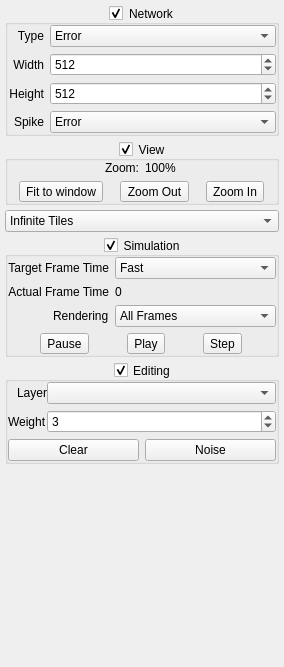
Old version of the form Neuron/ToolBox.ui in the repository Skwint/Neuron.
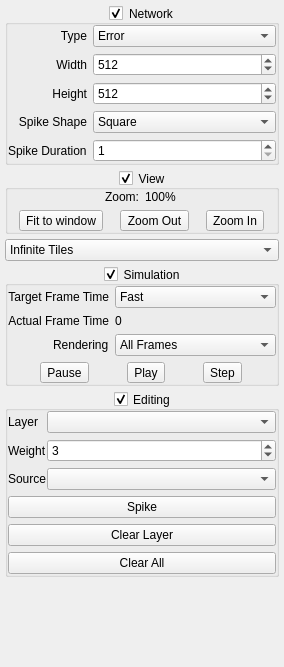
New version of the form. Icons and pictures are not drawn.

Commit message: Add some editing tools to inject predefined bitmaps of spikes.

```diff
--- a/Neuron/ToolBox.ui
+++ b/Neuron/ToolBox.ui
@@ -19,7 +19,7 @@
   <property name="minimumSize">
    <size>
     <width>284</width>
-    <height>498</height>
+    <height>551</height>
    </size>
   </property>
   <property name="features">
@@ -172,7 +172,7 @@
             <item row="3" column="0">
              <widget class="QLabel" name="label_6">
               <property name="text">
-               <string>Spike</string>
+               <string>Spike Shape</string>
               </property>
               <property name="alignment">
                <set>Qt::AlignRight|Qt::AlignTrailing|Qt::AlignVCenter</set>
@@ -186,9 +186,39 @@
               </property>
               <item>
                <property name="text">
-                <string>Error</string>
+                <string>Square</string>
                </property>
               </item>
+              <item>
+               <property name="text">
+                <string>Triangle</string>
+               </property>
+              </item>
+              <item>
+               <property name="text">
+                <string>Gaussian</string>
+               </property>
+              </item>
+             </widget>
+            </item>
+            <item row="4" column="0">
+             <widget class="QLabel" name="spikeDurationLabel">
+              <property name="text">
+               <string>Spike Duration</string>
+              </property>
+             </widget>
+            </item>
+            <item row="4" column="1">
+             <widget class="QSpinBox" name="spinSpikeDuration">
+              <property name="minimum">
+               <number>1</number>
+              </property>
+              <property name="maximum">
+               <number>7</number>
+              </property>
+              <property name="value">
+               <number>1</number>
+              </property>
              </widget>
             </item>
            </layout>
@@ -548,13 +578,44 @@
         <number>0</number>
        </property>
        <item>
+        <widget class="QWidget" name="editingPanel" native="true">
+         <property name="minimumSize">
+          <size>
+           <width>0</width>
+           <height>40</height>
+          </size>
+         </property>
+         <layout class="QVBoxLayout" name="verticalLayout_9">
+          <property name="leftMargin">
+           <number>0</number>
+          </property>
+          <property name="topMargin">
+           <number>0</number>
+          </property>
+          <property name="rightMargin">
+           <number>0</number>
+          </property>
+          <property name="bottomMargin">
+           <number>0</number>
+          </property>
+          <item>
         <layout class="QFormLayout" name="formLayout">
-         <property name="labelAlignment">
-          <set>Qt::AlignRight|Qt::AlignTrailing|Qt::AlignVCenter</set>
-         </property>
          <property name="horizontalSpacing">
           <number>0</number>
          </property>
+            <item row="0" column="0">
+             <widget class="QLabel" name="label_9">
+              <property name="text">
+               <string>Layer</string>
+              </property>
+              <property name="alignment">
+               <set>Qt::AlignRight|Qt::AlignTrailing|Qt::AlignVCenter</set>
+              </property>
+             </widget>
+            </item>
+            <item row="0" column="1">
+             <widget class="QComboBox" name="cmbEditingTarget"/>
+            </item>
          <item row="1" column="0">
           <widget class="QLabel" name="weightLabel">
            <property name="text">
@@ -575,50 +636,38 @@
            </property>
           </widget>
          </item>
-         <item row="0" column="1">
-          <widget class="QComboBox" name="cmbEditingTarget"/>
-         </item>
-         <item row="0" column="0">
-          <widget class="QLabel" name="label_9">
+            <item row="2" column="0">
+             <widget class="QLabel" name="sourceLabel">
            <property name="text">
-            <string>Layer</string>
+               <string>Source</string>
            </property>
           </widget>
          </item>
+            <item row="2" column="1">
+             <widget class="QComboBox" name="cmbEditingSource"/>
+            </item>
         </layout>
        </item>
        <item>
-        <widget class="QWidget" name="editingPanel" native="true">
-         <layout class="QVBoxLayout" name="verticalLayout_9">
-          <property name="leftMargin">
-           <number>0</number>
-          </property>
-          <property name="topMargin">
-           <number>0</number>
-          </property>
-          <property name="rightMargin">
-           <number>0</number>
-          </property>
-          <property name="bottomMargin">
-           <number>0</number>
-          </property>
+           <widget class="QPushButton" name="btnEditingSpike">
+            <property name="text">
+             <string>Spike</string>
+            </property>
+           </widget>
+          </item>
           <item>
-           <layout class="QHBoxLayout" name="horizontalLayout_4">
-            <item>
-             <widget class="QPushButton" name="btnEditingClear">
+           <widget class="QPushButton" name="btnEditingClearLayer">
               <property name="text">
-               <string>Clear</string>
+             <string>Clear Layer</string>
               </property>
              </widget>
             </item>
             <item>
-             <widget class="QPushButton" name="btnEditingNoise">
+           <widget class="QPushButton" name="btnEditingClearAll">
               <property name="text">
-               <string>Noise</string>
-              </property>
-             </widget>
-            </item>
-           </layout>
+             <string>Clear All</string>
+            </property>
+           </widget>
           </item>
          </layout>
         </widget>
```
Left out of the diff: 2 changed lines with no effect on the pictures. Lines whose indentation alone changed are shown as unchanged. The commit also changes 11 other files.
